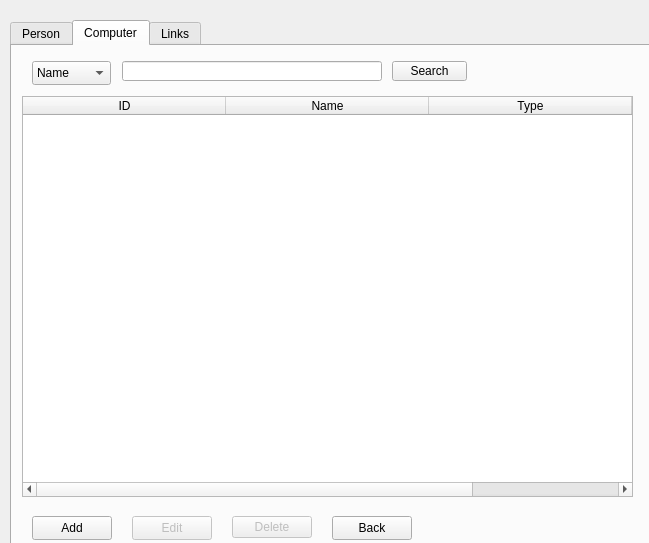
Before: the Qt Designer form Widget/displaylist.ui in Ladanvini/VLN1-Hopur-5, drawn with Qt 5.
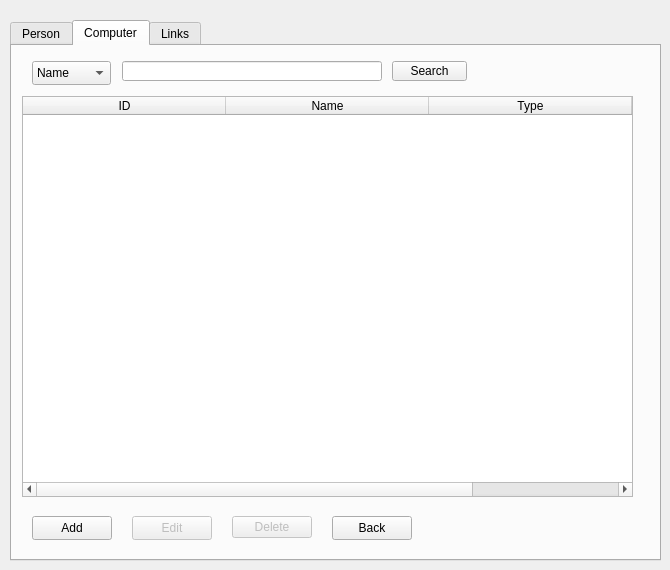
After: the same form once the commit is applied.

Commit message: fixed error messages and display ui size

What changed in the file:
```diff
--- a/Widget/displaylist.ui
+++ b/Widget/displaylist.ui
@@ -6,8 +6,8 @@
    <rect>
     <x>0</x>
     <y>0</y>
-    <width>649</width>
-    <height>543</height>
+    <width>670</width>
+    <height>570</height>
    </rect>
   </property>
   <property name="windowTitle">
```
The commit also changes 2 other files.
